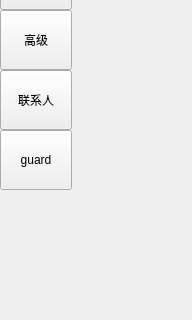
Qt form LNKWallet/functionBar/FunctionWidget.ui (HcashOrg/hx-indicator) before a commit; both pictures show x 0 to 192 and y 110 to 430 of the 192 by 530 pixel window.
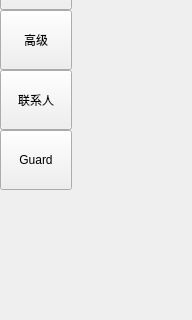
The same form after that commit.

The edit to the form file:
```diff
--- a/LNKWallet/functionBar/FunctionWidget.ui
+++ b/LNKWallet/functionBar/FunctionWidget.ui
@@ -173,7 +173,7 @@
         </size>
        </property>
        <property name="text">
-        <string>guard</string>
+        <string>Guard</string>
        </property>
        <property name="toolButtonStyle">
         <enum>Qt::ToolButtonIconOnly</enum>
```
